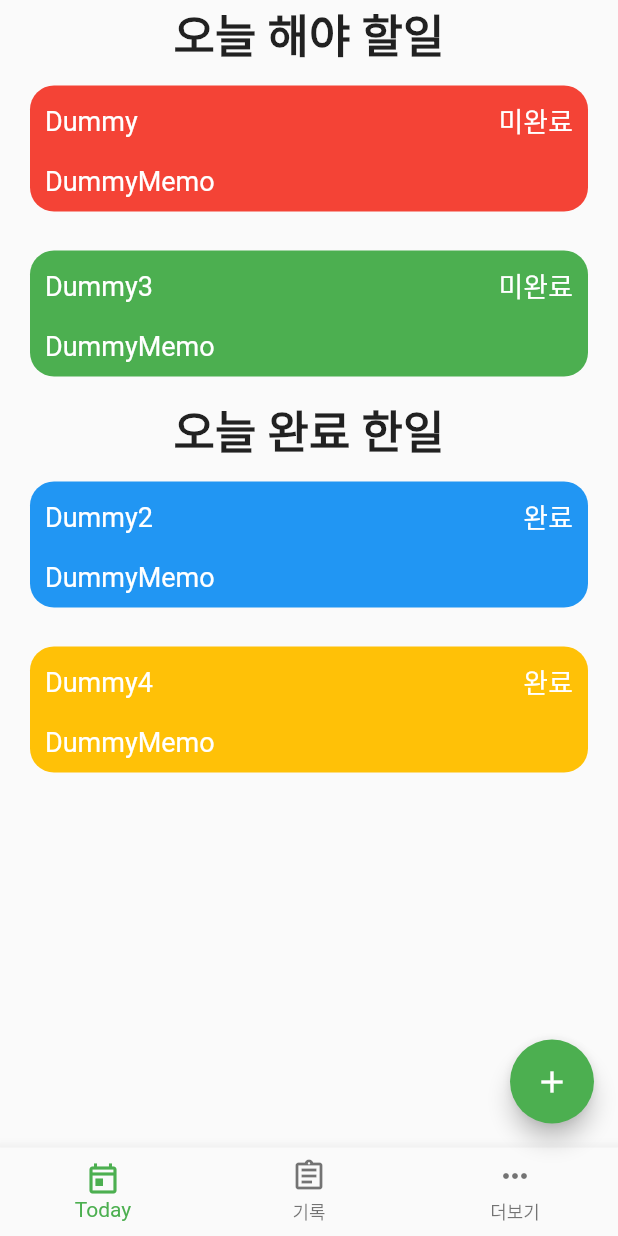
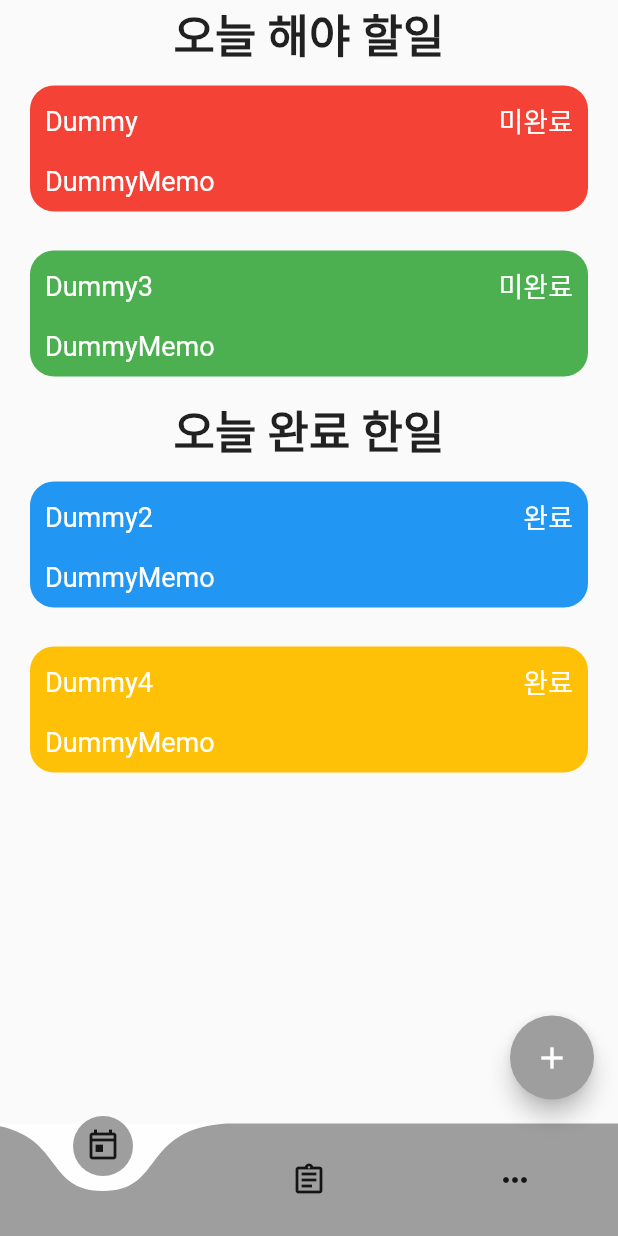
Before and after one commit to jinia91/flutter_todo, a Flutter app: the screen it shows after launch, on a phone screen of 412 x 824 dp. Run offline on Flutter 3.47's test engine with Material 2 defaults, Android fonts, the phone set to English and light mode, and no system bars; drawn by our look-alikes of curved_navigation_bar; missing offline and left inert: dart:ffi.

Commit message:
네비 라이브러리 적용

```diff
--- a/lib/main.dart
+++ b/lib/main.dart
@@ -1,7 +1,9 @@
+import 'package:curved_navigation_bar/curved_navigation_bar.dart';
 import 'package:flutter/material.dart';
 import 'package:todo_app/TodoCardWidget.dart';
 import 'package:todo_app/DateParseHepler.dart';
 import 'package:todo_app/write/TodoWritePage.dart';
+
 
 import 'Todo.dart';
 
@@ -16,7 +18,7 @@ class MyApp extends StatelessWidget {
     return MaterialApp(
       title: 'Todo App',
       theme: ThemeData(
-        primarySwatch: Colors.green,
+        primarySwatch: Colors.grey,
       ),
       home: const MyHomePage(title: 'Todo App Home'),
     );
@@ -80,22 +82,22 @@ class _MyHomePageState extends State<MyHomePage> {
     );
   }
 
-  BottomNavigationBar buildBottomNavigationBar() {
-    return BottomNavigationBar(
-      items: [
-        BottomNavigationBarItem(
-            icon: Icon(Icons.today_outlined), label: "Today"),
-        BottomNavigationBarItem(
-            icon: Icon(Icons.assignment_outlined), label: "기록"),
-        BottomNavigationBarItem(
-            icon: Icon(Icons.more_horiz_outlined), label: "더보기"),
+  CurvedNavigationBar buildBottomNavigationBar() {
+    return CurvedNavigationBar(
+      items: <Widget>[
+            Icon(Icons.today_outlined),
+            Icon(Icons.assignment_outlined),
+            Icon(Icons.more_horiz_outlined),
       ],
-      currentIndex: currentTabIndex,
       onTap: (idx) {
         setState(() {
           currentTabIndex = idx;
         });
       },
+        color: Colors.grey,
+        backgroundColor: Colors.white70,
+      animationDuration: Duration(milliseconds: 300),
+        animationCurve: Curves.easeOut
     );
   }
 
--- a/pubspec.yaml
+++ b/pubspec.yaml
@@ -34,6 +34,7 @@ dependencies:
   # The following adds the Cupertino Icons font to your application.
   # Use with the CupertinoIcons class for iOS style icons.
   cupertino_icons: ^1.0.2
+  curved_navigation_bar: ^1.0.3
 
 dev_dependencies:
   flutter_test:
```
Also changed, not shown: pubspec.lock.
